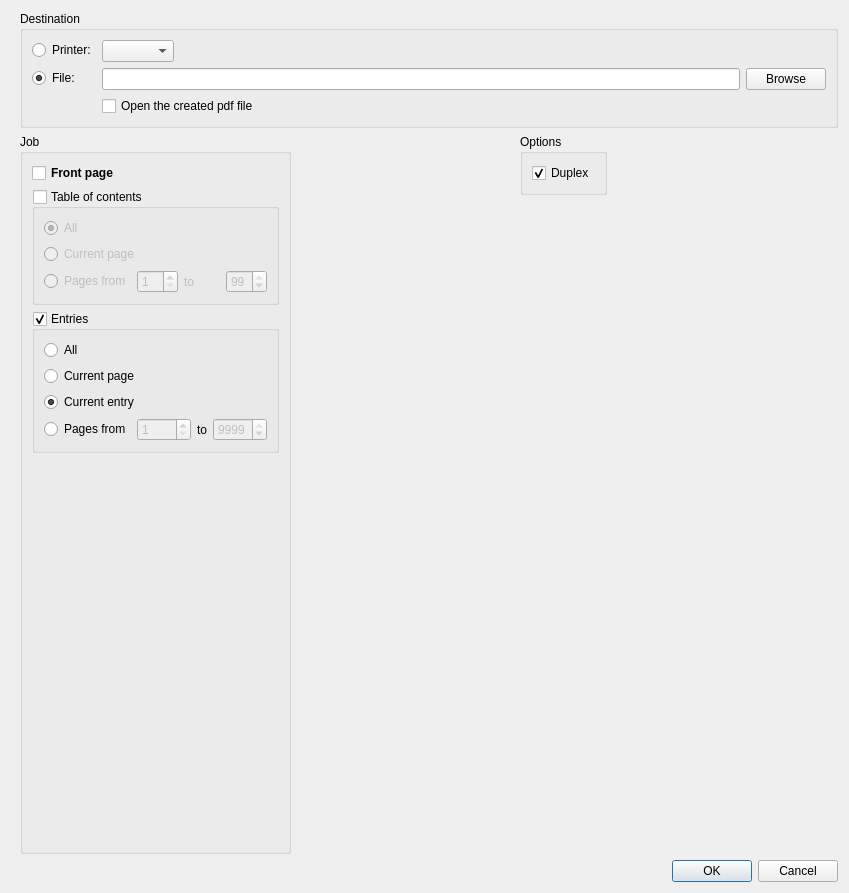
The window that src/Dialogs/PrintDialog.ui (wagenadl/notedeln) describes before a commit, drawn with Qt 5.
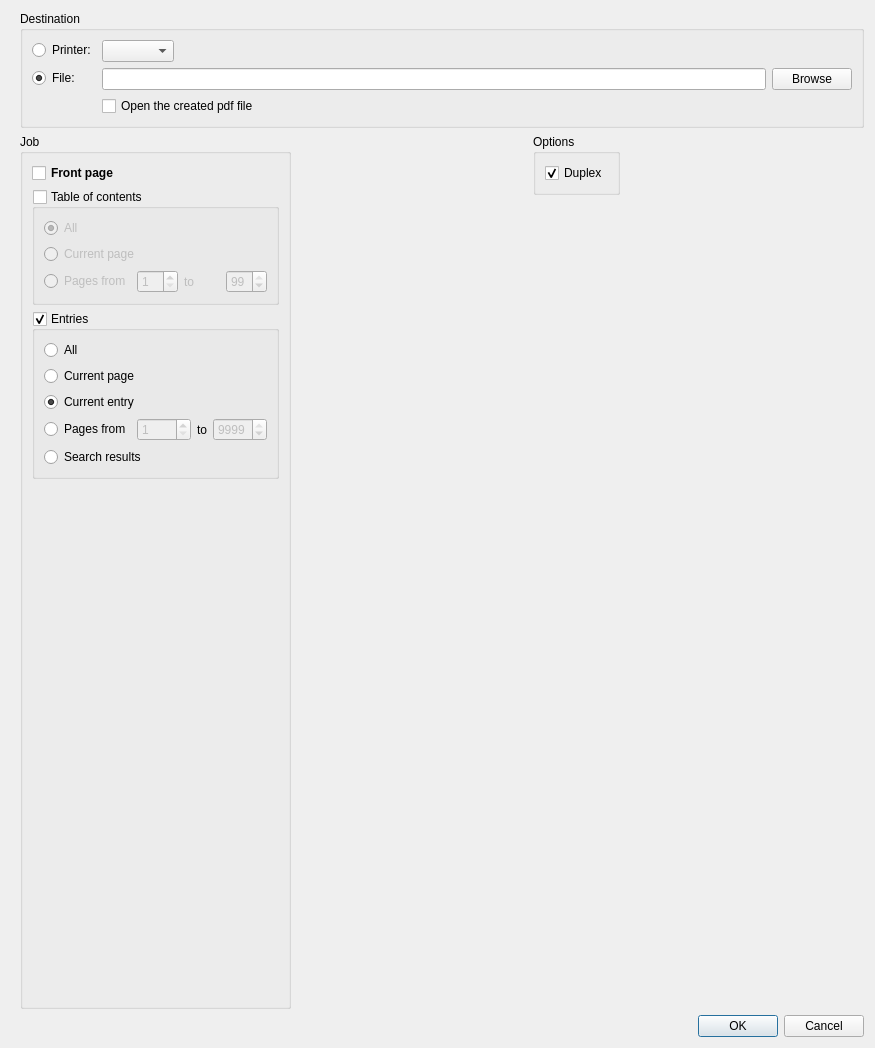
The same window after the commit.

Commit message: Working on printing search results

What changed in the file:
```diff
--- a/src/Dialogs/PrintDialog.ui
+++ b/src/Dialogs/PrintDialog.ui
@@ -6,8 +6,8 @@
    <rect>
     <x>0</x>
     <y>0</y>
-    <width>849</width>
-    <height>893</height>
+    <width>875</width>
+    <height>1048</height>
    </rect>
   </property>
   <property name="windowTitle">
@@ -362,6 +362,13 @@
               </item>
              </layout>
             </item>
+            <item>
+             <widget class="QRadioButton" name="reSearchResults">
+              <property name="text">
+               <string>Search results</string>
+              </property>
+             </widget>
+            </item>
            </layout>
           </widget>
          </item>
```
The commit also changes 6 other files.
